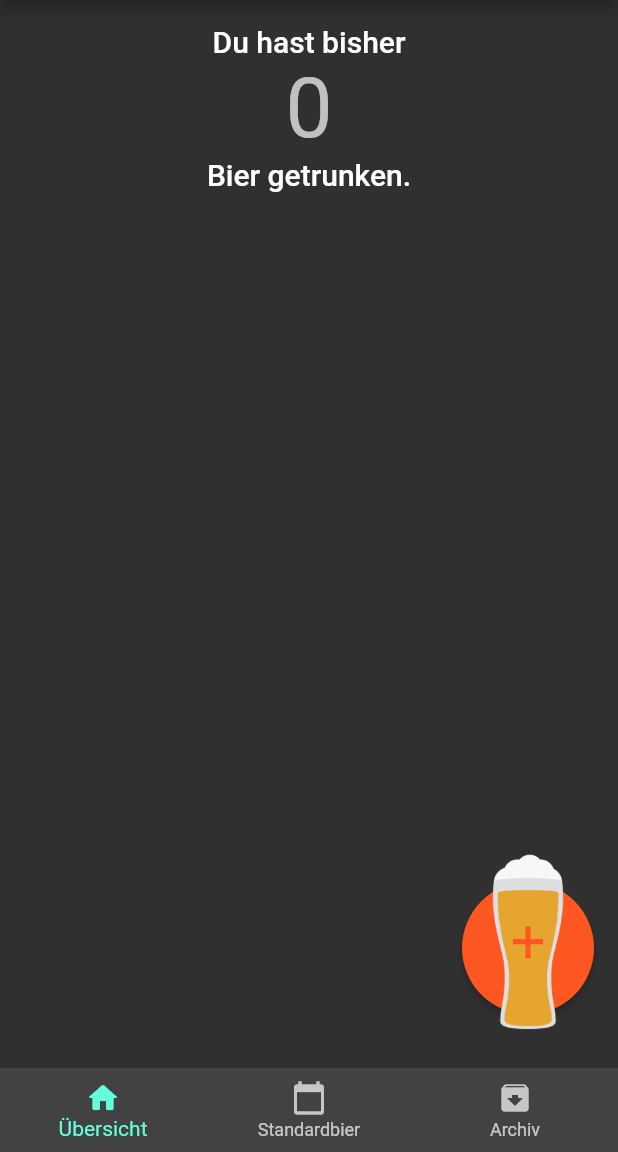
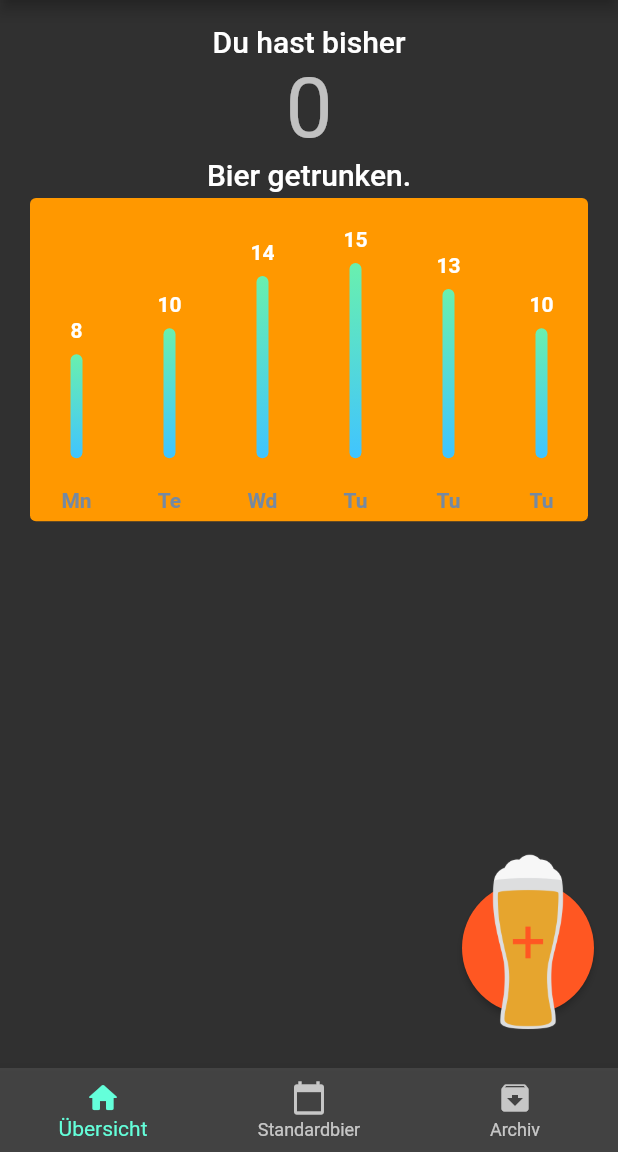
Before and after one commit to bowski23/beer_tracker, a Flutter app: the MainPage screen opened by its route, on a phone screen of 412 x 824 dp, the part 84-1236 px from its top. Run offline on Flutter 3.47's test engine with Material 2 defaults, Android fonts, the phone set to English and light mode, and no system bars; drawn by our look-alikes of fl_chart; our stand-ins replace flutter_typeahead, sqflite; accounts and stored records are empty; project files that could hold a hidden picture were left out.

Commit message:
chart test

```diff
--- a/lib/pages/sub_pages/overview_page.dart
+++ b/lib/pages/sub_pages/overview_page.dart
@@ -1,5 +1,6 @@
 import 'package:flutter/foundation.dart';
 import 'package:flutter/material.dart';
+import '../../ui/week_view.dart';
 
 class OverviewPage extends StatefulWidget {
   OverviewPage({@required this.counter, Key key, this.title}) : super(key: key);
@@ -20,7 +21,9 @@ class _OverviewPageState extends State<OverviewPage> {
   @override
   Widget build(BuildContext context) {
     var val = counter.value.toString();
-    var textChildren = <Widget>[
+
+    //add text children
+    var children = <Widget>[
       Text(
         'Du hast bisher',
         style: Theme.of(context).textTheme.headline6,
@@ -34,12 +37,17 @@ class _OverviewPageState extends State<OverviewPage> {
         style: Theme.of(context).textTheme.headline6,
       ),
     ];
+
+    //add weekView
+    var weekView = WeekViewChart();
+    children.add(weekView);
+
     return Container(
       alignment: Alignment.topCenter,
       padding: EdgeInsets.all(16),
       child: Column(
         mainAxisAlignment: MainAxisAlignment.start,
-        children: textChildren,
+        children: children,
       ),
     ); // This trailing comma makes auto-formatting nicer for build methods.
   }
--- /dev/null
+++ b/lib/ui/week_view.dart
@@ -0,0 +1,156 @@
+import 'package:fl_chart/fl_chart.dart';
+import 'package:flutter/material.dart';
+
+class _WeekView extends StatelessWidget {
+  const _WeekView({Key key}) : super(key: key);
+
+  @override
+  Widget build(BuildContext context) {
+    return BarChart(
+      BarChartData(
+        barTouchData: barTouchData,
+        titlesData: titlesData,
+        borderData: borderData,
+        barGroups: barGroups,
+        alignment: BarChartAlignment.spaceAround,
+        maxY: 20,
+      ),
+    );
+  }
+
+  BarTouchData get barTouchData => BarTouchData(
+        enabled: false,
+        touchTooltipData: BarTouchTooltipData(
+          tooltipBgColor: Colors.transparent,
+          tooltipPadding: const EdgeInsets.all(0),
+          tooltipMargin: 8,
+          getTooltipItem: (
+            BarChartGroupData group,
+            int groupIndex,
+            BarChartRodData rod,
+            int rodIndex,
+          ) {
+            return BarTooltipItem(
+              rod.y.round().toString(),
+              const TextStyle(
+                color: Colors.white,
+                fontWeight: FontWeight.bold,
+              ),
+            );
+          },
+        ),
+      );
+
+  FlTitlesData get titlesData => FlTitlesData(
+        show: true,
+        bottomTitles: SideTitles(
+          showTitles: true,
+          getTextStyles: (context, value) => const TextStyle(
+            color: Color(0xff7589a2),
+            fontWeight: FontWeight.bold,
+            fontSize: 14,
+          ),
+          margin: 20,
+          getTitles: (double value) {
+            switch (value.toInt()) {
+              case 0:
+                return 'Mn';
+              case 1:
+                return 'Te';
+              case 2:
+                return 'Wd';
+              case 3:
+                return 'Tu';
+              case 4:
+                return 'Fr';
+              case 5:
+                return 'St';
+              case 6:
+                return 'Sn';
+              default:
+                return '';
+            }
+          },
+        ),
+        leftTitles: SideTitles(showTitles: false),
+        topTitles: SideTitles(showTitles: false),
+        rightTitles: SideTitles(showTitles: false),
+      );
+
+  FlBorderData get borderData => FlBorderData(
+        show: false,
+      );
+
+  List<BarChartGroupData> get barGroups => [
+        BarChartGroupData(
+          x: 0,
+          barRods: [
+            BarChartRodData(
+                y: 8, colors: [Colors.lightBlueAccent, Colors.greenAccent])
+          ],
+          showingTooltipIndicators: [0],
+        ),
+        BarChartGroupData(
+          x: 1,
+          barRods: [
+            BarChartRodData(
+                y: 10, colors: [Colors.lightBlueAccent, Colors.greenAccent])
+          ],
+          showingTooltipIndicators: [0],
+        ),
+        BarChartGroupData(
+          x: 2,
+          barRods: [
+            BarChartRodData(
+                y: 14, colors: [Colors.lightBlueAccent, Colors.greenAccent])
+          ],
+          showingTooltipIndicators: [0],
+        ),
+        BarChartGroupData(
+          x: 3,
+          barRods: [
+            BarChartRodData(
+                y: 15, colors: [Colors.lightBlueAccent, Colors.greenAccent])
+          ],
+          showingTooltipIndicators: [0],
+        ),
+        BarChartGroupData(
+          x: 3,
+          barRods: [
+            BarChartRodData(
+                y: 13, colors: [Colors.lightBlueAccent, Colors.greenAccent])
+          ],
+          showingTooltipIndicators: [0],
+        ),
+        BarChartGroupData(
+          x: 3,
+          barRods: [
+            BarChartRodData(
+                y: 10, colors: [Colors.lightBlueAccent, Colors.greenAccent])
+          ],
+          showingTooltipIndicators: [0],
+        ),
+      ];
+}
+
+class WeekViewChart extends StatefulWidget {
+  const WeekViewChart({Key key}) : super(key: key);
+
+  @override
+  State<StatefulWidget> createState() => WeekViewChartState();
+}
+
+class WeekViewChartState extends State<WeekViewChart> {
+  @override
+  Widget build(BuildContext context) {
+    return AspectRatio(
+      aspectRatio: 1.7,
+      child: Card(
+        elevation: 0,
+        shape: RoundedRectangleBorder(borderRadius: BorderRadius.circular(4)),
+        color: Theme.of(context).primaryColor,
+        child: const _WeekView(),
+      ),
+    );
+  }
+}
--- a/pubspec.yaml
+++ b/pubspec.yaml
@@ -29,6 +29,7 @@ dependencies:
   path:
   uuid:
   intl:
+  fl_chart:
 
 
   # The following adds the Cupertino Icons font to your application.
```
Also changed, not shown: pubspec.lock.
